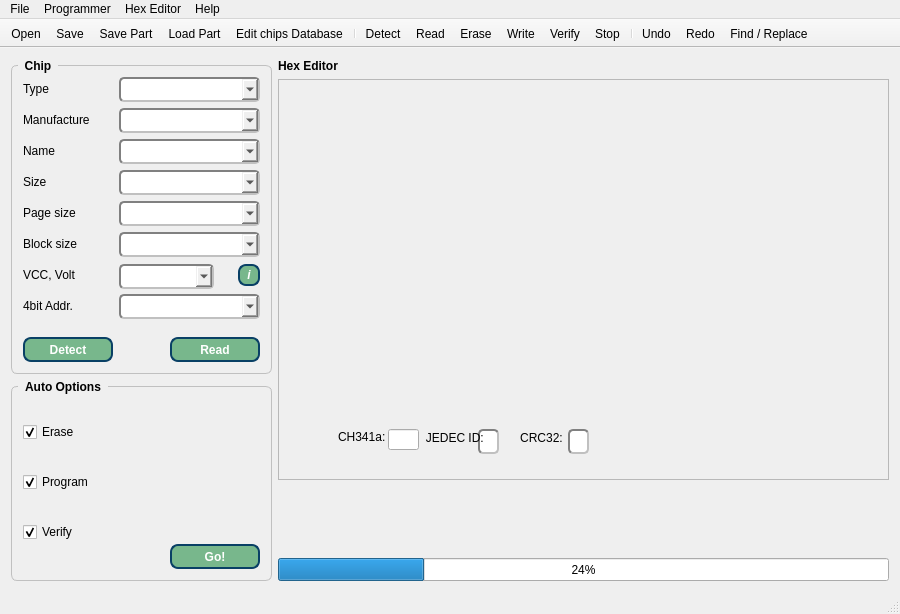
bigbigmdm/IMSProg, file IMSProg_programmer/mainwindow.ui: the form before one commit.
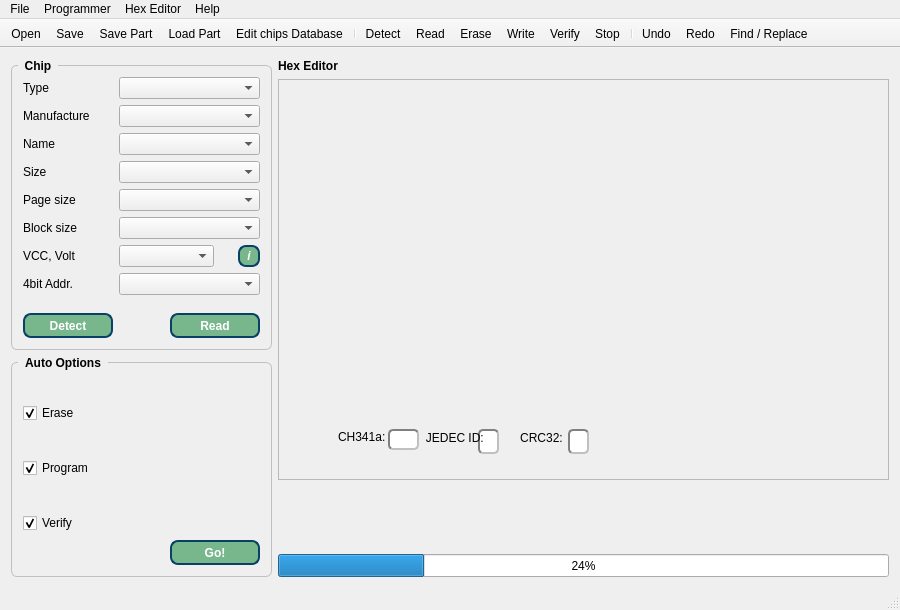
The form after the commit. Icons and pictures are not drawn.

The edit to the form file:
```diff
--- a/IMSProg_programmer/mainwindow.ui
+++ b/IMSProg_programmer/mainwindow.ui
@@ -7,7 +7,7 @@
     <x>0</x>
     <y>0</y>
     <width>900</width>
-    <height>614</height>
+    <height>610</height>
    </rect>
   </property>
   <property name="sizePolicy">
@@ -85,11 +85,17 @@
            <property name="minimumSize">
             <size>
              <width>111</width>
-             <height>25</height>
+             <height>21</height>
             </size>
            </property>
+           <property name="font">
+            <font>
+             <weight>75</weight>
+             <bold>true</bold>
+            </font>
+           </property>
            <property name="styleSheet">
-            <string notr="true">border: 2px solid gray;border-radius: 5px;font-weight:600;border-style: inset;combobox-popup: 0;</string>
+            <string notr="true"/>
            </property>
           </widget>
          </item>
@@ -105,14 +111,17 @@
            <property name="minimumSize">
             <size>
              <width>111</width>
-             <height>25</height>
+             <height>21</height>
             </size>
            </property>
+           <property name="font">
+            <font>
+             <weight>75</weight>
+             <bold>true</bold>
+            </font>
+           </property>
            <property name="styleSheet">
-            <string notr="true">border: 2px solid gray;border-radius: 5px;font-weight:600;border-style: inset;combobox-popup: 0;</string>
-           </property>
-           <property name="editable">
-            <bool>false</bool>
+            <string notr="true"/>
            </property>
           </widget>
          </item>
@@ -128,11 +137,17 @@
            <property name="minimumSize">
             <size>
              <width>111</width>
-             <height>25</height>
+             <height>21</height>
             </size>
            </property>
+           <property name="font">
+            <font>
+             <weight>75</weight>
+             <bold>true</bold>
+            </font>
+           </property>
            <property name="styleSheet">
-            <string notr="true">border: 2px solid gray;border-radius: 5px;font-weight:600;border-style: inset;combobox-popup: 0;</string>
+            <string notr="true"/>
            </property>
           </widget>
          </item>
@@ -148,11 +163,17 @@
            <property name="minimumSize">
             <size>
              <width>111</width>
-             <height>25</height>
+             <height>21</height>
             </size>
            </property>
+           <property name="font">
+            <font>
+             <weight>75</weight>
+             <bold>true</bold>
+            </font>
+           </property>
            <property name="styleSheet">
-            <string notr="true">border: 2px solid gray;border-radius: 5px;font-weight:600;border-style: inset;combobox-popup: 0;</string>
+            <string notr="true"/>
            </property>
           </widget>
          </item>
@@ -168,11 +189,17 @@
            <property name="minimumSize">
             <size>
              <width>111</width>
-             <height>25</height>
+             <height>21</height>
             </size>
            </property>
+           <property name="font">
+            <font>
+             <weight>75</weight>
+             <bold>true</bold>
+            </font>
+           </property>
            <property name="styleSheet">
-            <string notr="true">border: 2px solid gray;border-radius: 5px;font-weight:600;border-style: inset;combobox-popup: 0;</string>
+            <string notr="true"/>
            </property>
           </widget>
          </item>
@@ -188,11 +215,17 @@
            <property name="minimumSize">
             <size>
              <width>111</width>
-             <height>25</height>
+             <height>21</height>
             </size>
            </property>
+           <property name="font">
+            <font>
+             <weight>75</weight>
+             <bold>true</bold>
+            </font>
+           </property>
            <property name="styleSheet">
-            <string notr="true">border: 2px solid gray;border-radius: 5px;font-weight:600;border-style: inset;combobox-popup: 0;</string>
+            <string notr="true"/>
            </property>
           </widget>
          </item>
@@ -218,11 +251,17 @@
            <property name="minimumSize">
             <size>
              <width>111</width>
-             <height>25</height>
+             <height>21</height>
             </size>
            </property>
+           <property name="font">
+            <font>
+             <weight>75</weight>
+             <bold>true</bold>
+            </font>
+           </property>
            <property name="styleSheet">
-            <string notr="true">border: 2px solid gray;border-radius: 5px;font-weight:600;border-style: inset;combobox-popup: 0;</string>
+            <string notr="true"/>
            </property>
           </widget>
          </item>
@@ -335,7 +374,7 @@
              <property name="minimumSize">
               <size>
                <width>95</width>
-               <height>25</height>
+               <height>22</height>
               </size>
              </property>
              <property name="maximumSize">
@@ -356,7 +395,7 @@
               <enum>Qt::LeftToRight</enum>
              </property>
              <property name="styleSheet">
-              <string notr="true">border: 2px solid gray;border-radius: 5px;font-weight:600;border-style: inset;combobox-popup: 0;</string>
+              <string notr="true"/>
              </property>
             </widget>
            </item>
@@ -595,6 +634,9 @@
              <height>17</height>
             </rect>
            </property>
+           <property name="styleSheet">
+            <string/>
+           </property>
            <property name="text">
             <string>  JEDEC ID:</string>
            </property>
@@ -630,6 +672,15 @@
              <height>25</height>
             </size>
            </property>
+           <property name="font">
+            <font>
+             <weight>75</weight>
+             <bold>true</bold>
+            </font>
+           </property>
+           <property name="styleSheet">
+            <string>border: 2px solid gray;border-radius: 5px;font-weight:600;border-style:inset;</string>
+           </property>
           </widget>
           <widget class="QLabel" name="cLabel">
            <property name="geometry">
```
Left out of the diff: 18 changed lines with no effect on the pictures.
